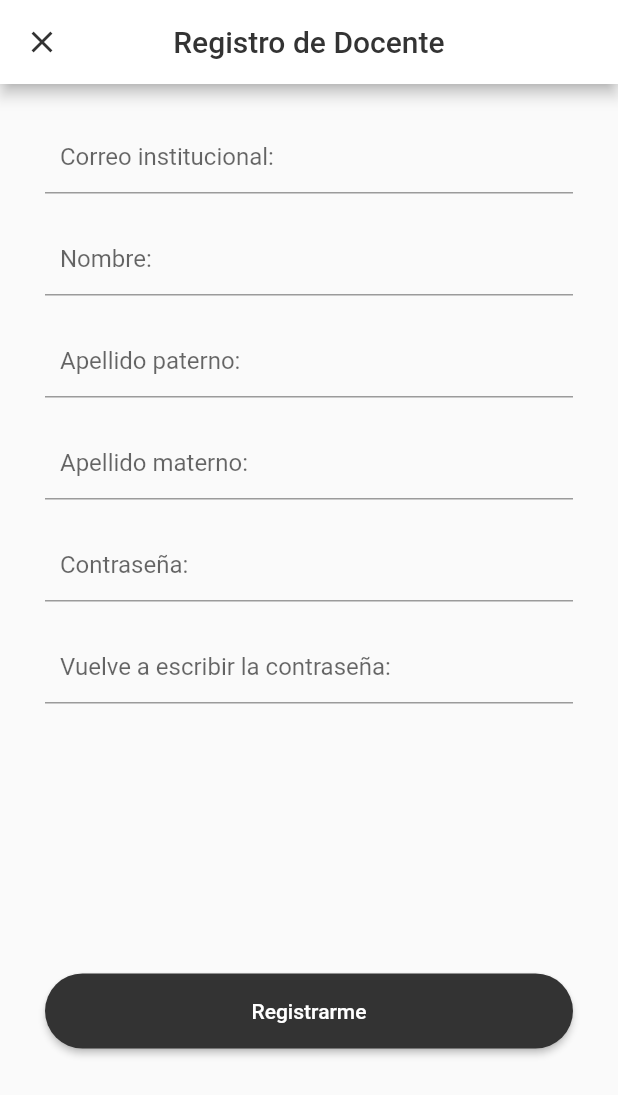
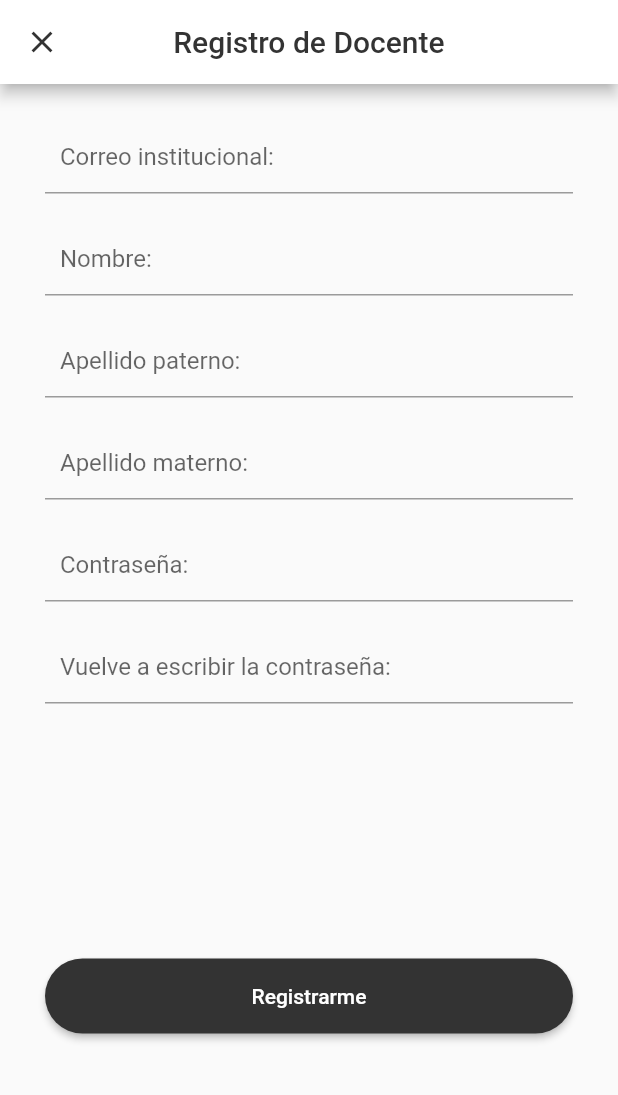
Before and after one commit to Tamagochi02/movil_modular3, a Flutter app: the RegisterTeacherPage screen opened by its route, on a phone screen of 412 x 824 dp. Shown: the top 1095 px of the screen. Run offline on Flutter 3.47's test engine with Material 2 defaults, Android fonts, the phone set to English and light mode, and no system bars; our stand-ins replace file_picker.

Commit message:
fix: fix teacher register ui

```diff
--- a/lib/pages/registrar/registrarDocente_vista.dart
+++ b/lib/pages/registrar/registrarDocente_vista.dart
@@ -105,7 +105,7 @@ class _RegisterTeacherPageState extends State<RegisterTeacherPage> {
             ),
           ),
           //
-          const SizedBox(height: 180),
+          const SizedBox(height: 170),
           //
           SizedBox(
             height: 50,
```
